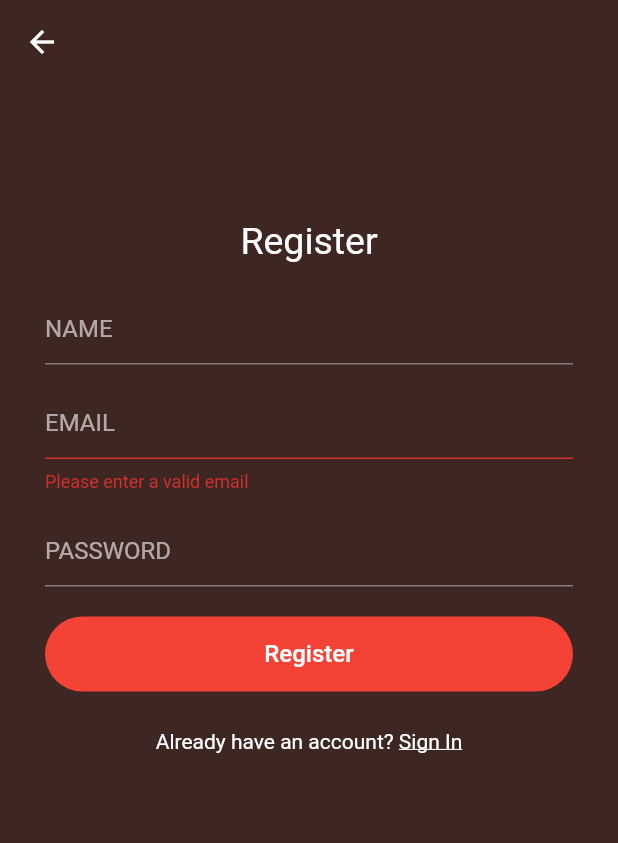
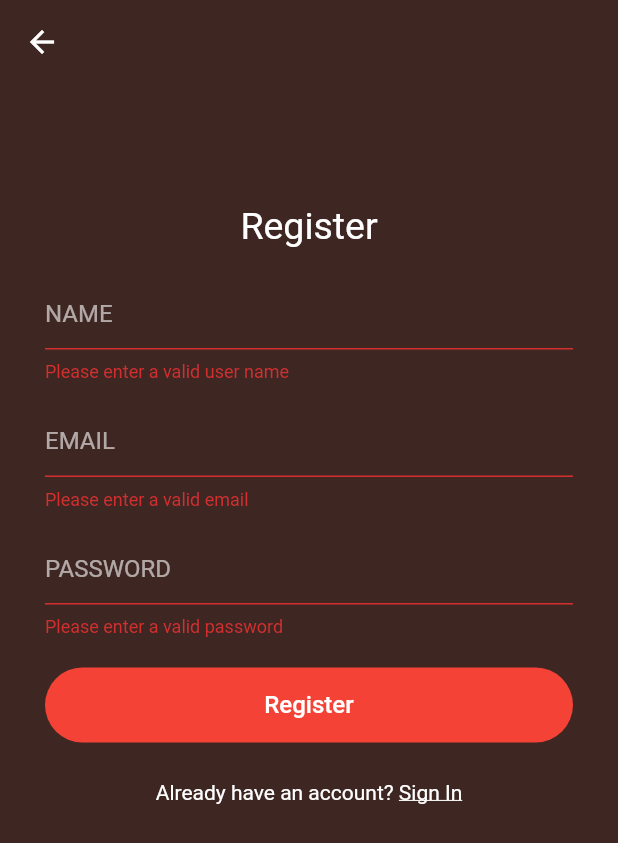
Before and after one commit to battletech45/MayTeam, a Flutter app: the RegisterPage screen opened directly, after a tap on "Register", on a phone screen of 412 x 824 dp. Shown: the top 843 px of the screen. Run offline on Flutter 3.47's test engine with Material 2 defaults, Android fonts, the phone set to English and light mode, and no system bars; our stand-ins replace cloud_firestore, firebase_auth, firebase_core, firebase_messaging, firebase_storage, flutter_riverpod and 2 more; accounts and stored records are empty.

Commit message:
Username check, password and username empty bug fixed

```diff
--- a/lib/MAYteam/SignUpPage.dart
+++ b/lib/MAYteam/SignUpPage.dart
@@ -102,7 +102,7 @@ class _RegisterPageState extends State<RegisterPage> {
             alignment: Alignment.center,
             color: Colors.brown[900],
             child: ListView(
-              padding: EdgeInsets.symmetric(horizontal: 30.0, vertical: 60.0),
+              padding: EdgeInsets.symmetric(horizontal: 30.0, vertical: 50.0),
               children: <Widget>[
                 Column(
                   children: <Widget>[
@@ -113,6 +113,19 @@ class _RegisterPageState extends State<RegisterPage> {
                       decoration: InputDecoration(
                         hintText: 'NAME'
                       ),
+                      validator: (val) {
+                        if(val.length == 0) {
+                          return 'Please enter a valid user name';
+                        }
+                        else {
+                          if(val.length > 0) {
+                            if(_isUserUnique == false) {
+                              return 'Please enter a unique username';
+                            }
+                          }
+                          return null;
+                        }
+                      },
                       style: TextStyle(color: Colors.white),
                       onChanged: (val) {
                         setState(() {
@@ -142,6 +155,17 @@ class _RegisterPageState extends State<RegisterPage> {
                       ),
                       style: TextStyle(color: Colors.white),
                       obscureText: true,
+                      validator: (val) {
+                        if(val.length == 0) {
+                          return 'Please enter a valid password';
+                        }
+                        else {
+                          if(val.length < 6) {
+                            return 'Please enter stronger password';
+                          }
+                          return null;
+                        }
+                      },
                       onChanged: (val) {
                         setState(() {
                           password = val;
```
